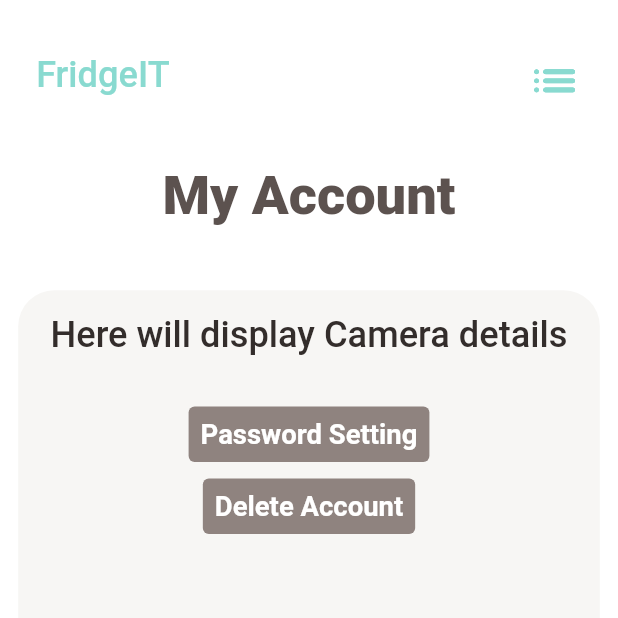
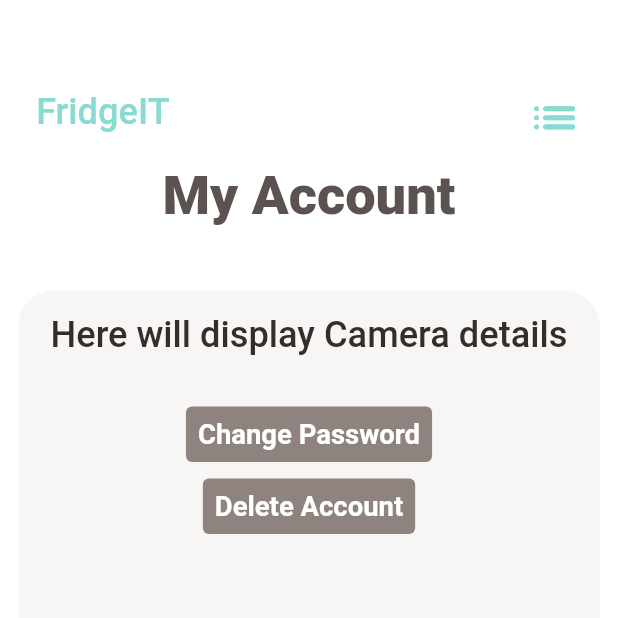
Before and after one commit to coralavital/Final_Project, a Flutter app: the Account screen opened by its route, on a phone screen of 412 x 824 dp, the top half of it. Run offline on Flutter 3.47's test engine with Material 2 defaults, Android fonts, the phone set to English and light mode, and no system bars; drawn by our look-alikes of dropdown_button2; our stand-ins replace bottom_navy_bar, dots_indicator, get, shared_preferences; accounts and stored records are empty; network calls fail.

Commit message:
some changes

```diff
--- a/lib/pages/account/account.dart
+++ b/lib/pages/account/account.dart
@@ -122,7 +122,7 @@ class _AccountPageState extends State<Account> {
                                         TextStyle(color: AppColors.paraColor),
                                     decoration: const InputDecoration(
                                       border: UnderlineInputBorder(),
-                                      labelText: 'Enter your email',
+                                      labelText: 'Enter New Password',
                                     ),
                                   ),
                                 ),
@@ -143,9 +143,9 @@ class _AccountPageState extends State<Account> {
                                       TextButton(
                                         //need to add action to reset password
                                         onPressed: () => Navigator.pop(
-                                            context, 'Reset Password'),
+                                            context, 'Change Password'),
                                         child: SmallText(
-                                          text: 'Reset Password',
+                                          text: 'Change',
                                           color: AppColors.paraColor,
                                           size: Dimensions.size15,
                                           fontWeight: FontWeight.w500,
@@ -157,7 +157,7 @@ class _AccountPageState extends State<Account> {
                               ),
                             ),
                             child: BigText(
-                              text: "Password Setting",
+                              text: "Change Password",
                               size: Dimensions.size15,
                               fontWeight: FontWeight.w700,
                               color: Colors.white,
--- a/lib/pages/home/camera_page_body.dart
+++ b/lib/pages/home/camera_page_body.dart
@@ -7,7 +7,6 @@ import 'package:final_project/utils/constants.dart';
 import 'package:final_project/utils/dimensions.dart';
 import 'package:get/get.dart';
 import '../../models/product_model.dart';
-import '../../widgets/small_text.dart';
 
 // FoodPageBody class
 class MainPageBody extends StatefulWidget {
--- a/lib/widgets/top_navbar.dart
+++ b/lib/widgets/top_navbar.dart
@@ -22,7 +22,7 @@ class TopNavbar extends StatelessWidget {
             margin: EdgeInsets.only(
               left: Dimensions.size20,
               right: Dimensions.size20,
-              top: Dimensions.size30,
+              top: Dimensions.size50,
             ),
             child: Row(
               mainAxisAlignment: MainAxisAlignment.spaceBetween,
```
Also changed, not shown: lib/pages/home/home_page.dart (+12 -3 lines).
